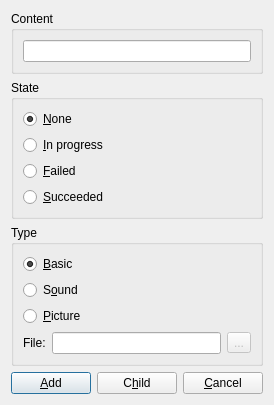
Before: the Qt Designer form sources/windows/ItemDialog.ui in ViviCoder/GM-Assistant, drawn with Qt 5.
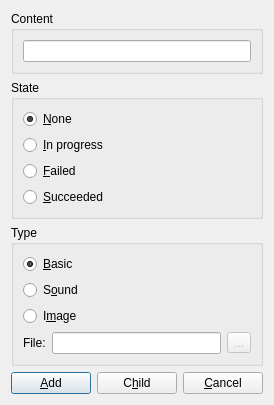
After: the same form once the commit is applied. Icons and pictures are not drawn.

Commit message: Renaming of Picture to Image (except in save files for the moment)

What changed in the file:
```diff
--- a/sources/windows/ItemDialog.ui
+++ b/sources/windows/ItemDialog.ui
@@ -125,7 +125,7 @@
       <item>
        <widget class="QRadioButton" name="radioPicture">
         <property name="text">
-         <string>&amp;Picture</string>
+         <string>I&amp;mage</string>
         </property>
         <property name="icon">
          <iconset resource="../../ressource.qrc">
```
Left out of the diff: 2 changed lines with no effect on the pictures. The commit also changes 14 other files.
